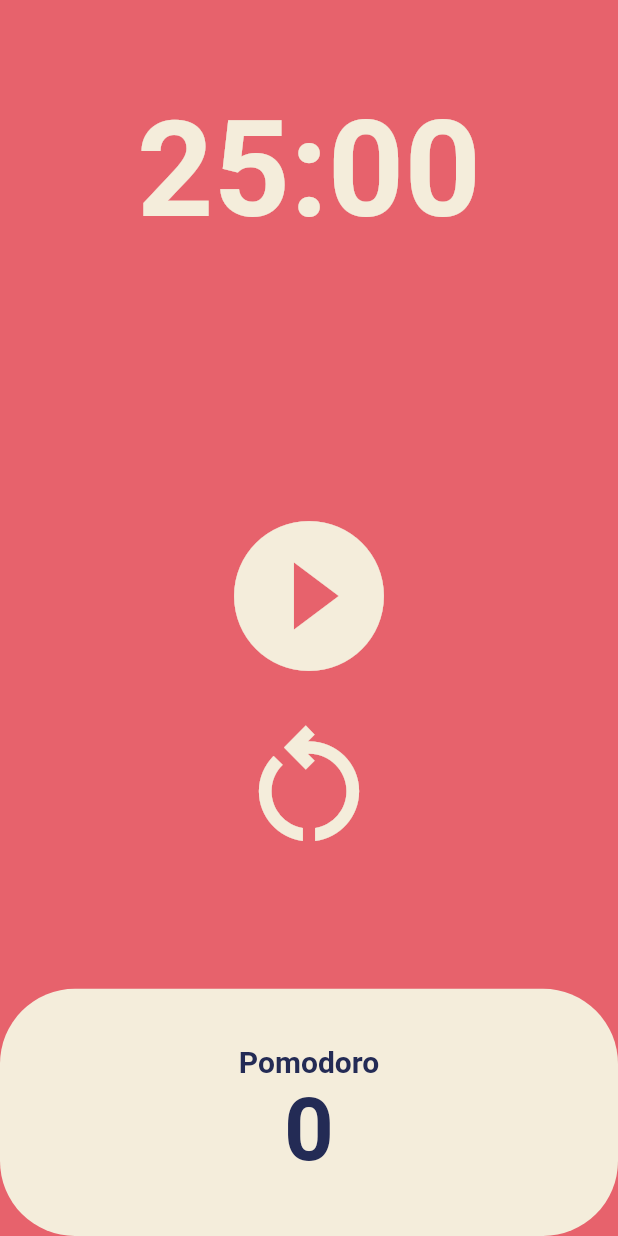
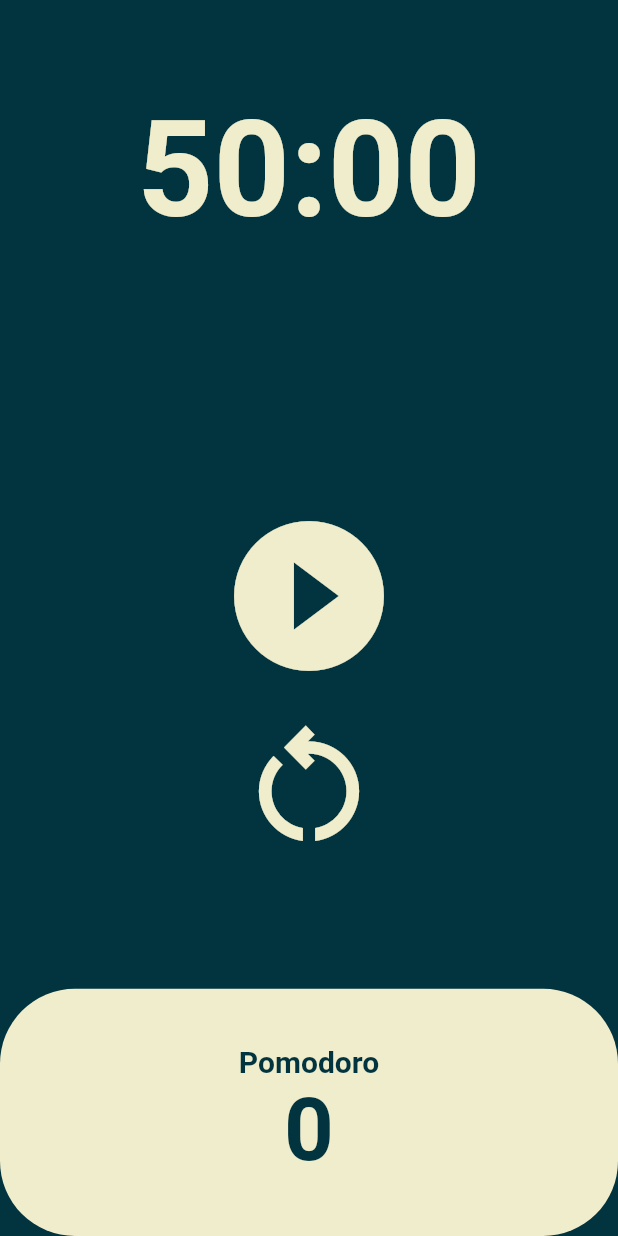
Before and after one commit to bladnoch/Timer_App, a Flutter app: the screen it shows after launch, after a tap on the "restart alt" icon, on a phone screen of 412 x 824 dp. Run offline on Flutter 3.47's test engine with Material 2 defaults, Android fonts, the phone set to English and light mode, and no system bars.

Commit message:
update theme color

```diff
--- a/lib/main.dart
+++ b/lib/main.dart
@@ -14,15 +14,15 @@ class MyApp extends StatelessWidget {
     return MaterialApp(
       theme: ThemeData(
         colorScheme: ColorScheme.fromSwatch(
-        backgroundColor: const Color(0xFFE7626C
+        backgroundColor: const Color(0xFF02343F
         ),
         ),
         textTheme: const TextTheme(
           displayLarge: TextStyle(
-            color: Color(0xFF232B55),
+            color: Color(0xFF02343F),
           ),
         ),
-        cardColor: const Color(0xFFF4EDDB),
+        cardColor: const Color(0xFFF0EDCC),
       ),
       home: HomeScreen(),
     );
--- a/lib/screen/home_screen.dart
+++ b/lib/screen/home_screen.dart
@@ -11,8 +11,8 @@ class HomeScreen extends StatefulWidget {
 }
 
 class _HomeScreenState extends State<HomeScreen> {
-  static const twentyFiveMinutes=1500;
-  int totalSeconds=twentyFiveMinutes;
+  static const staticNum=3000;
+  int totalSeconds=staticNum;
   bool isRunning =false;
   int totalPomodoros=0;
   late Timer timer;
@@ -22,7 +22,7 @@ class _HomeScreenState extends State<HomeScreen> {
       setState(() {
         totalPomodoros+=1;
         isRunning=false;
-        totalSeconds=twentyFiveMinutes;
+        totalSeconds=staticNum;
       });
       timer.cancel();
     } else{
@@ -52,7 +52,7 @@ class _HomeScreenState extends State<HomeScreen> {
 
   void reStart(){
     setState(() {
-      totalSeconds=twentyFiveMinutes;
+      totalSeconds=staticNum;
       format(totalSeconds);
       totalPomodoros=0;
       onPausePressed();
@@ -117,7 +117,6 @@ class _HomeScreenState extends State<HomeScreen> {
               ],
             )
           ),
-
           Flexible(
             flex: 1,
             child: Row(
```
